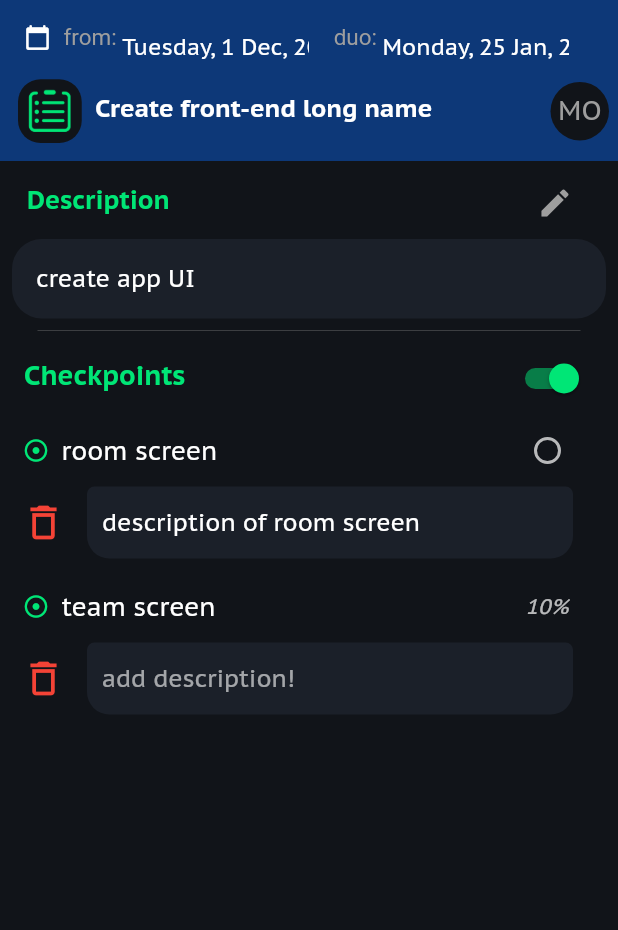
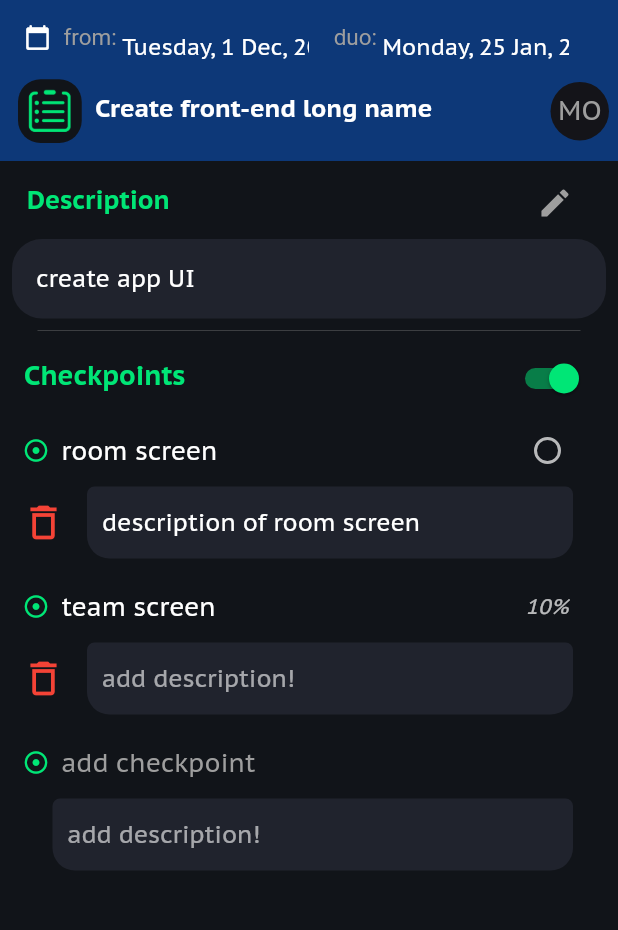
Before and after one commit to MostafaOsama99/work-platform, a Flutter app: the TaskScreen screen opened directly with sample values from the repository, after a tap on the "edit" icon, on a phone screen of 412 x 824 dp, the part 64-994 px from its top. Run offline on Flutter 3.47's test engine with Material 2 defaults, Android fonts, the phone set to English and light mode, and no system bars; drawn by our look-alikes of datetime_picker_formfield; our stand-ins replace circular_check_box, date_time_picker, dio, file_picker, image_picker, step_progress_indicator; missing offline and left inert: flutter_filereader; statements that could not run were skipped.

Commit message:
- addCheckpointWidget - parent checkpoint

```diff
--- a/lib/constants.dart
+++ b/lib/constants.dart
@@ -7,9 +7,9 @@ import 'package:datetime_picker_formfield/datetime_picker_formfield.dart';
 // maximum height for TextFormField error text height
 //   usually between 0-1
 const ERROR_TEXT_STYLE = 0.4;
-const COLOR_BACKGROUND = Color.fromRGBO(27, 32, 41, 1);
+const COLOR_BACKGROUND = Color.fromRGBO(32, 35, 45, 1);
 const COLOR_ACCENT = Color.fromRGBO(13, 56, 120, 1);
-const COLOR_SCAFFOLD = Color.fromRGBO(17, 20, 25, 1);
+const COLOR_SCAFFOLD = Color.fromRGBO(20, 20, 25, 1);
 const PADDING_VERTICAL = 12.0;
 
 const HEIGHT_APPBAR = 50.0;
--- a/lib/screen/task_screen.dart
+++ b/lib/screen/task_screen.dart
@@ -1,15 +1,13 @@
-import 'package:circular_check_box/circular_check_box.dart';
 import 'package:flutter/material.dart';
 import 'package:project/constants.dart';
-import 'package:project/widgets/custom_expansion_title.dart';
-import 'package:project/widgets/custom_paint/parent_checkpoint.dart';
-import 'package:project/widgets/task/checkpoint_description.dart';
-import 'package:project/widgets/task/descriptionTextField.dart';
-import 'package:project/widgets/task/description_widget.dart';
-import 'package:project/widgets/task/task_flexibleSpace.dart';
+
+import '../widgets/custom_paint/parent_checkpoint.dart';
+import '../widgets/task/add_checkpoint_widget.dart';
+import '../widgets/task/checkpoint_widget.dart';
+import '../widgets/task/description_widget.dart';
+import '../widgets/task/task_flexibleSpace.dart';
 
 import '../model/task.dart';
-import '../widgets/task/task_card.dart' as tc;
 
 class TaskScreen extends StatefulWidget {
   final Task task;
@@ -80,10 +78,6 @@ class _TaskScreenState extends State<TaskScreen> {
               if (widget.task.parentCheckpoint != null)
                 Padding(
                   padding: const EdgeInsets.all(8.0),
-                  child: CustomPaint(
-                    size: Size(MediaQuery.of(context).size.width, 200),
-                    //You can Replace this with your desired WIDTH and HEIGHT
-                    painter: RPSCustomPainter(),
                   child: Column(
                     crossAxisAlignment: CrossAxisAlignment.stretch,
                     children: [
@@ -91,22 +85,28 @@ class _TaskScreenState extends State<TaskScreen> {
                         children: [
                           Icon(
                             Icons.adjust,
-                              color: Colors.amber,
+                            color: taskAccentColor,
                           ),
                           SizedBox(width: 8),
-                            Text(widget.task.parentCheckpoint.name)
+                          Text(widget.task.parentCheckpoint.name,
+                              style: TextStyle(fontWeight: FontWeight.bold, fontSize: 17))
                         ],
                       ),
-                        Padding(
-                          padding: const EdgeInsets.symmetric(horizontal: 10, vertical: 8),
-                          child: Text('description', style: TextStyle(fontWeight: FontWeight.bold, fontSize: 16)),
+                      Container(
+                        decoration: BoxDecoration(
+                            color: COLOR_BACKGROUND,
+                            borderRadius: BorderRadius.only(
+                                topLeft: Radius.circular(2.5),
+                                bottomLeft: Radius.circular(25),
+                                bottomRight: Radius.circular(5),
+                                topRight: Radius.circular(5)),
+                        boxShadow: [BoxShadow(color: taskAccentColor, offset: Offset(-1,1))]
                         ),
-                        Padding(
-                          padding: const EdgeInsets.only(left: 8.0),
-                          child: Text(widget.task.parentCheckpoint.description),
+                        margin: const EdgeInsets.only(left: 10, top: 5),
+                        padding: const EdgeInsets.only(left: 10,bottom: 10, right: 5, top: 5),
+                        child: Text(widget.task.parentCheckpoint.description, style: TextStyle(fontSize: 15, height: 1.3),),
                       ),
                     ],
-                    ),
                   ),
                 ),
               Padding(
@@ -126,7 +126,8 @@ class _TaskScreenState extends State<TaskScreen> {
                   children: [
                     Text(
                       'Checkpoints',
-                      style: TextStyle(fontSize: 18, fontWeight: FontWeight.bold, color: taskAccentColor,
+                      style: TextStyle(
+                        fontSize: 18, fontWeight: FontWeight.bold, color: taskAccentColor,
                         //   shadows: <Shadow>[
                         //   Shadow(
                         //     offset: Offset(1.0, 1.0),
@@ -164,141 +165,13 @@ class _TaskScreenState extends State<TaskScreen> {
               },
               childCount: widget.task.checkPoints.length,
             ),
-          )
+          ),
+          SliverList(
+              delegate: SliverChildListDelegate([
+            if (_isEditing) AddCheckpointWidget(taskAccentColor: taskAccentColor),
+          ]))
         ],
       ),
     );
   }
 }
-
-//TODO: IMPORTANT save new data !!
-class CheckpointWidget extends StatefulWidget {
-  final CheckPoint checkPoint;
-  final Color taskAccentColor;
-  final bool isEditing;
-  final bool showDescription;
-
-  const CheckpointWidget(
-      {Key key, this.checkPoint, this.taskAccentColor, this.isEditing = false, this.showDescription = true})
-      : super(key: key);
-
-  static const TS_DONE = TextStyle(
-    fontSize: 17,
-    color: Colors.grey,
-    fontStyle: FontStyle.italic,
-    decoration: TextDecoration.lineThrough,
-    decorationStyle: TextDecorationStyle.solid,
-  );
-
-  // ignore: non_constant_identifier_names
-  static final TS_WORKING = TextStyle(fontSize: 17);
-
-  @override
-  _CheckpointWidgetState createState() => _CheckpointWidgetState();
-}
-
-class _CheckpointWidgetState extends State<CheckpointWidget> {
-  bool _value;
-  final nameController = TextEditingController();
-  final descriptionController = TextEditingController();
-
-  @override
-  void initState() {
-    _value = widget.checkPoint.value;
-    nameController.text = widget.checkPoint.name;
-    descriptionController.text = widget.checkPoint.description;
-    super.initState();
-  }
-
-  @override
-  void dispose() {
-    // nameController.dispose();
-    // descriptionController.dispose();
-    super.dispose();
-  }
-
-  @override
-  Widget build(BuildContext context) {
-    return Column(
-      crossAxisAlignment: CrossAxisAlignment.stretch,
-      children: [
-        Padding(
-          padding: const EdgeInsets.symmetric(horizontal: 15),
-          child: Row(
-            crossAxisAlignment: CrossAxisAlignment.center,
-            children: [
-              Icon(Icons.adjust, color: widget.taskAccentColor, size: 18),
-              SizedBox(width: 8),
-              SizedBox(
-                width: MediaQuery.of(context).size.width * 0.5,
-                child: TextField(
-                  style: _value ? CheckpointWidget.TS_DONE : CheckpointWidget.TS_WORKING,
-                  readOnly: !widget.isEditing,
-                  controller: nameController,
-                  autofocus: false,
-                  decoration: InputDecoration(
-                    border: InputBorder.none,
-                    contentPadding: const EdgeInsets.all(0),
-                  ),
-                ),
-              ),
-              //Text(widget.checkPoint.name, style: _value ? CheckpointWidget.TS_DONE : CheckpointWidget.TS_WORKING,),
-              Spacer(),
-              widget.checkPoint.percentage <= 0
-                  ? CircularCheckBox(
-                      value: _value,
-                      checkColor: Colors.white,
-                      //Theme.of(context).accentIconTheme.color,
-                      activeColor: widget.taskAccentColor.withOpacity(0.8),
-                      inactiveColor: Theme.of(context).appBarTheme.color,
-                      materialTapTargetSize: MaterialTapTargetSize.padded,
-                      onChanged: (value) => setState(() => _value = value))
-                  : Padding(
-                      padding: const EdgeInsets.only(right: 10.0),
-                      child: Text(
-                        '${widget.checkPoint.percentage}%',
-                        style: TextStyle(color: Colors.white70, fontStyle: FontStyle.italic),
-                      ),
-                    ),
-              SizedBox(width: 8),
-              //Expanded(child: tc.CheckPoint(checkPoint: widget.task.checkPoints[index], taskAccentColor: taskAccentColor))
-            ],
-          ),
-        ),
-        //if(widget.showDescription)
-        Offstage(
-          offstage: !widget.showDescription,
-          child: Padding(
-            padding: EdgeInsets.only(left: widget.isEditing ? 5 : 15, right: 15, bottom: 8),
-            child: Row(
-              children: [
-                if (widget.isEditing)
-                  IconButton(
-                    icon: Icon(
-                      Icons.delete_outline,
-                      color: Colors.red,
-                    ),
-                    onPressed: () {
-                      //TODO: handle remove this specific checkpoint, if it's not the last one
-                    },
-                    splashRadius: 20,
-                    iconSize: 30,
-                  ),
-                Expanded(
-                  child: Padding(
-                      //padding: const EdgeInsets.only(left: 25, right: 15, top: 0, bottom: 15),
-                      padding: EdgeInsets.only(left: widget.isEditing ? 5 : 25, right: 15),
-                      child: CheckpointDescription(
-                        controller: descriptionController,
-                        readOnly: !widget.isEditing,
-                        width: MediaQuery.of(context).size.width,
-                      )),
-                ),
-              ],
-            ),
-          ),
-        ),
-      ],
-    );
-  }
-}
--- /dev/null
+++ b/lib/widgets/task/add_checkpoint_widget.dart
@@ -0,0 +1,77 @@
+import 'package:flutter/material.dart';
+
+import 'checkpoint_description.dart';
+import 'checkpoint_widget.dart';
+
+class AddCheckpointWidget extends StatefulWidget {
+  final Color taskAccentColor;
+
+  const AddCheckpointWidget({this.taskAccentColor});
+
+  @override
+  _AddCheckpointWidgetState createState() => _AddCheckpointWidgetState();
+}
+
+class _AddCheckpointWidgetState extends State<AddCheckpointWidget> {
+  final nameController = TextEditingController();
+  final descriptionController = TextEditingController();
+
+  @override
+  void dispose() {
+    nameController.dispose();
+    descriptionController.dispose();
+    super.dispose();
+  }
+
+  @override
+  Widget build(BuildContext context) {
+    return Column(
+      crossAxisAlignment: CrossAxisAlignment.stretch,
+      children: [
+        Padding(
+          padding: const EdgeInsets.symmetric(horizontal: 15),
+          child: Row(
+            crossAxisAlignment: CrossAxisAlignment.center,
+            children: [
+              Icon(Icons.adjust, color: widget.taskAccentColor, size: 18),
+              SizedBox(width: 8),
+              SizedBox(
+                width: MediaQuery.of(context).size.width * 0.5,
+                child: TextField(
+                  style: CheckpointWidget.TS_WORKING,
+                  onChanged: (_)=> setState((){}),
+                  controller: nameController,
+                  autofocus: false,
+                  decoration: InputDecoration(
+                    hintText: 'add checkpoint',
+                    hintStyle: TextStyle(color: Colors.grey),
+                    border: InputBorder.none,
+                    contentPadding: const EdgeInsets.all(0),
+                  ),
+                ),
+              ),
+              Spacer(),
+              if (nameController.value.text.trim() != '')
+                IconButton(
+                  icon: Icon(Icons.done),
+                  onPressed: () {
+                    //TODO: add this checkpoint to task checkpoints
+                  },
+                  splashRadius: 25,
+                  color: Colors.green,
+                ),
+              SizedBox(width: 15),
+            ],
+          ),
+        ),
+        //if(widget.showDescription)
+        Padding(
+            padding: const EdgeInsets.only(left: 35, right: 30, top: 0, bottom: 8),
+            child: CheckpointDescription(
+              controller: descriptionController,
+              width: MediaQuery.of(context).size.width,
+            )),
+      ],
+    );
+  }
+}
--- /dev/null
+++ b/lib/widgets/task/checkpoint_widget.dart
@@ -0,0 +1,137 @@
+import 'package:circular_check_box/circular_check_box.dart';
+import 'package:flutter/material.dart';
+import 'package:project/model/task.dart';
+
+import 'checkpoint_description.dart';
+
+//TODO: IMPORTANT save new data !!
+class CheckpointWidget extends StatefulWidget {
+  final CheckPoint checkPoint;
+  final Color taskAccentColor;
+  final bool isEditing;
+  final bool showDescription;
+
+  const CheckpointWidget(
+      {Key key, this.checkPoint, this.taskAccentColor, this.isEditing = false, this.showDescription = true})
+      : super(key: key);
+
+  static const TS_DONE = TextStyle(
+    fontSize: 17,
+    color: Colors.grey,
+    fontStyle: FontStyle.italic,
+    decoration: TextDecoration.lineThrough,
+    decorationStyle: TextDecorationStyle.solid,
+  );
+
+  // ignore: non_constant_identifier_names
+  static final TS_WORKING = TextStyle(fontSize: 17);
+
+  @override
+  _CheckpointWidgetState createState() => _CheckpointWidgetState();
+}
+
+class _CheckpointWidgetState extends State<CheckpointWidget> {
+  bool _value;
+  final nameController = TextEditingController();
+  final descriptionController = TextEditingController();
+
+  @override
+  void initState() {
+    _value = widget.checkPoint.value;
+    nameController.text = widget.checkPoint.name;
+    descriptionController.text = widget.checkPoint.description;
+    super.initState();
+  }
+
+  @override
+  void dispose() {
+    // nameController.dispose();
+    // descriptionController.dispose();
+    super.dispose();
+  }
+
+  @override
+  Widget build(BuildContext context) {
+    return Column(
+      crossAxisAlignment: CrossAxisAlignment.stretch,
+      children: [
+        Padding(
+          padding: const EdgeInsets.symmetric(horizontal: 15),
+          child: Row(
+            crossAxisAlignment: CrossAxisAlignment.center,
+            children: [
+              Icon(Icons.adjust, color: widget.taskAccentColor, size: 18),
+              SizedBox(width: 8),
+              SizedBox(
+                width: MediaQuery.of(context).size.width * 0.5,
+                child: TextField(
+                  style: _value ? CheckpointWidget.TS_DONE : CheckpointWidget.TS_WORKING,
+                  readOnly: !widget.isEditing,
+                  controller: nameController,
+                  autofocus: false,
+                  decoration: InputDecoration(
+                    border: InputBorder.none,
+                    contentPadding: const EdgeInsets.all(0),
+                  ),
+                ),
+              ),
+              //Text(widget.checkPoint.name, style: _value ? CheckpointWidget.TS_DONE : CheckpointWidget.TS_WORKING,),
+              Spacer(),
+              widget.checkPoint.percentage <= 0
+                  ? CircularCheckBox(
+                      value: _value,
+                      checkColor: Colors.white,
+                      //Theme.of(context).accentIconTheme.color,
+                      activeColor: widget.taskAccentColor.withOpacity(0.8),
+                      inactiveColor: Theme.of(context).appBarTheme.color,
+                      materialTapTargetSize: MaterialTapTargetSize.padded,
+                      onChanged: (value) => setState(() => _value = value))
+                  : Padding(
+                      padding: const EdgeInsets.only(right: 10.0),
+                      child: Text(
+                        '${widget.checkPoint.percentage}%',
+                        style: TextStyle(color: Colors.white70, fontStyle: FontStyle.italic),
+                      ),
+                    ),
+              SizedBox(width: 8),
+              //Expanded(child: tc.CheckPoint(checkPoint: widget.task.checkPoints[index], taskAccentColor: taskAccentColor))
+            ],
+          ),
+        ),
+        //if(widget.showDescription)
+        Offstage(
+          offstage: !widget.showDescription,
+          child: Padding(
+            padding: EdgeInsets.only(left: widget.isEditing ? 5 : 15, right: 15, bottom: 8),
+            child: Row(
+              children: [
+                if (widget.isEditing)
+                  IconButton(
+                    icon: Icon(
+                      Icons.delete_outline,
+                      color: Colors.red,
+                    ),
+                    onPressed: () {
+                      //TODO: handle remove this specific checkpoint, if it's not the last one
+                    },
+                    splashRadius: 20,
+                    iconSize: 30,
+                  ),
+                Expanded(
+                  child: Padding(
+                      //padding: const EdgeInsets.only(left: 25, right: 15, top: 0, bottom: 15),
+                      padding: EdgeInsets.only(left: widget.isEditing ? 5 : 25, right: 15),
+                      child: CheckpointDescription(
+                        controller: descriptionController,
+                        readOnly: !widget.isEditing,
+                        width: MediaQuery.of(context).size.width,
+                      )),
+                ),
+              ],
+            ),
+          ),
+        ),
+      ],
+    );
+  }
+}
```
Lines whose indentation alone changed are shown as unchanged.
